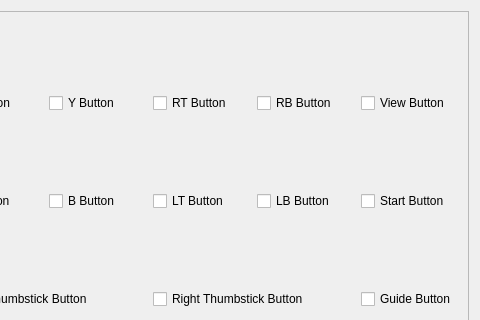
Old version of the form XBOFS.win.qt5/ControlBindingWidget.ui in the repository OOPMan/XBOFS.win; both pictures show x 388 to 868 and y 0 to 320 of the 868 by 404 pixel window.
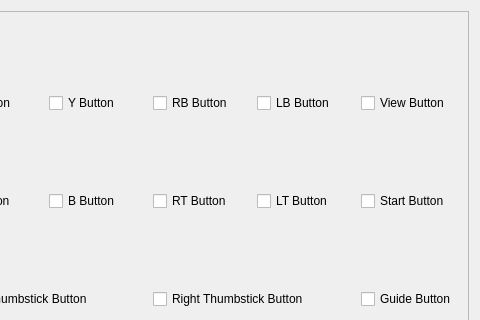
New version of the form.

The edit to the form file:
```diff
--- a/XBOFS.win.qt5/ControlBindingWidget.ui
+++ b/XBOFS.win.qt5/ControlBindingWidget.ui
@@ -32,20 +32,6 @@
       <enum>QFrame::Raised</enum>
      </property>
      <layout class="QGridLayout" name="gridLayout">
-      <item row="0" column="6">
-       <widget class="QCheckBox" name="rbButtonCheckBox">
-        <property name="text">
-         <string>RB Button</string>
-        </property>
-       </widget>
-      </item>
-      <item row="1" column="5">
-       <widget class="QCheckBox" name="ltButtonCheckBox">
-        <property name="text">
-         <string>LT Button</string>
-        </property>
-       </widget>
-      </item>
       <item row="0" column="1">
        <widget class="QCheckBox" name="dPadUpCheckBox">
         <property name="text">
@@ -109,13 +95,6 @@
         </property>
        </widget>
       </item>
-      <item row="1" column="6">
-       <widget class="QCheckBox" name="lbButtonCheckBox">
-        <property name="text">
-         <string>LB Button</string>
-        </property>
-       </widget>
-      </item>
       <item row="0" column="4">
        <widget class="QCheckBox" name="yButtonCheckBox">
         <property name="text">
@@ -137,13 +116,6 @@
         </property>
        </widget>
       </item>
-      <item row="0" column="5">
-       <widget class="QCheckBox" name="rtButtonCheckBox">
-        <property name="text">
-         <string>RT Button</string>
-        </property>
-       </widget>
-      </item>
       <item row="2" column="1">
        <widget class="QCheckBox" name="dPadDownCheckBox">
         <property name="text">
@@ -151,6 +123,34 @@
         </property>
        </widget>
       </item>
+      <item row="1" column="5">
+       <widget class="QCheckBox" name="rtButtonCheckBox">
+        <property name="text">
+         <string>RT Button</string>
+        </property>
+       </widget>
+      </item>
+      <item row="0" column="5">
+       <widget class="QCheckBox" name="rbButtonCheckBox">
+        <property name="text">
+         <string>RB Button</string>
+        </property>
+       </widget>
+      </item>
+      <item row="0" column="6">
+       <widget class="QCheckBox" name="lbButtonCheckBox">
+        <property name="text">
+         <string>LB Button</string>
+        </property>
+       </widget>
+      </item>
+      <item row="1" column="6">
+       <widget class="QCheckBox" name="ltButtonCheckBox">
+        <property name="text">
+         <string>LT Button</string>
+        </property>
+       </widget>
+      </item>
      </layout>
     </widget>
    </item>
```
